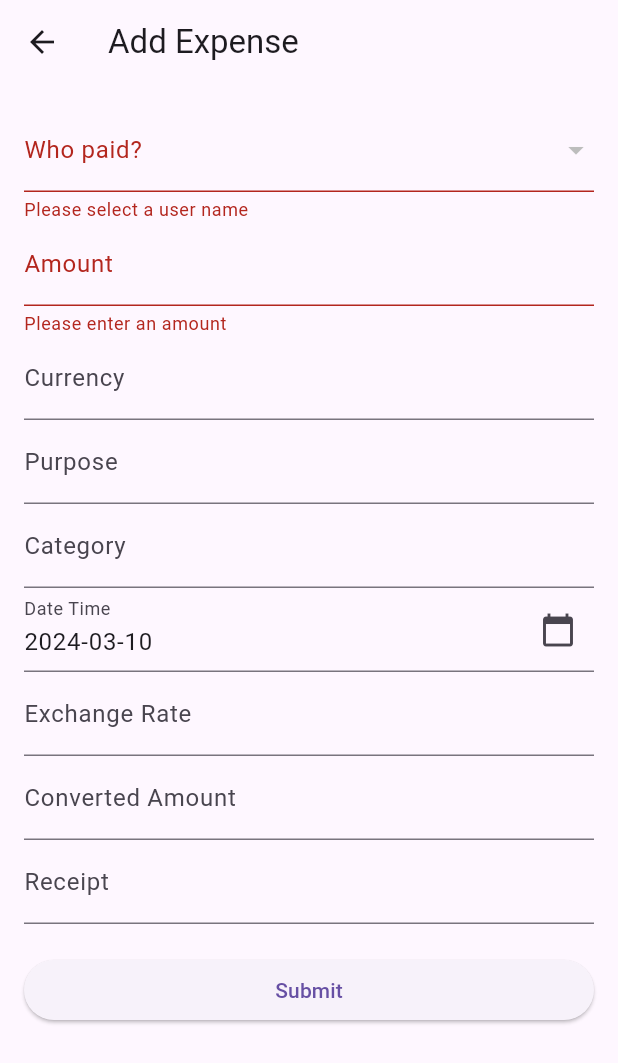
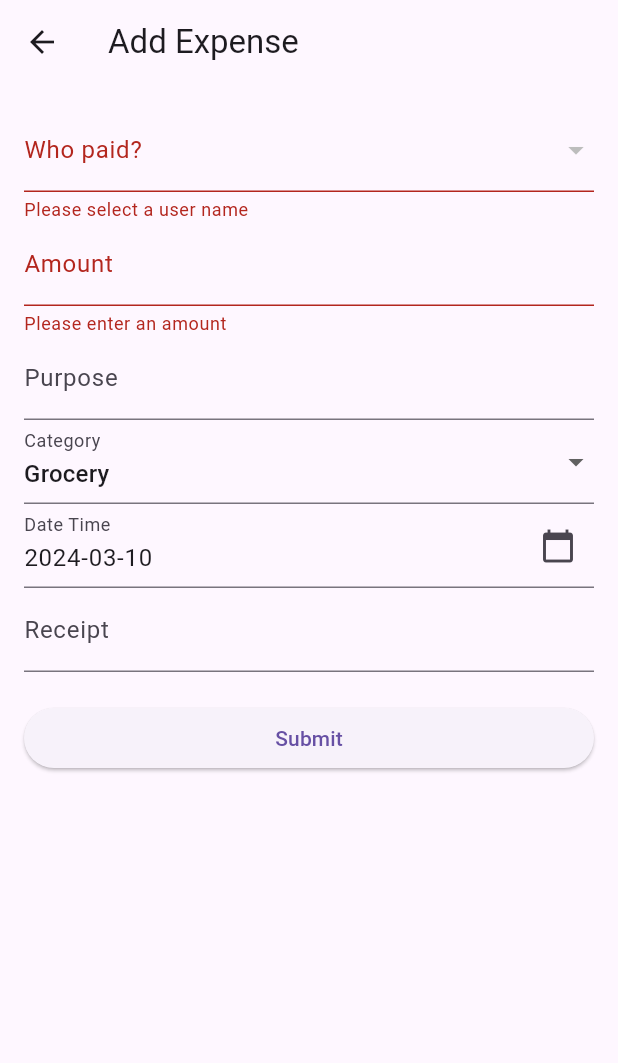
Before and after one commit to anurag4100/splitpro, a Flutter app: the AddExpenseScreen screen opened directly with empty values, after a tap on "Submit", on a phone screen of 412 x 824 dp. Shown: the top 1063 px of the screen. Run offline on Flutter 3.47's test engine with Material 3 defaults, Android fonts, the phone set to English and light mode, and no system bars; our stand-ins replace go_router; missing offline and left inert: amplify_api, amplify_auth_cognito, amplify_authenticator, amplify_core, amplify_flutter.

Commit message:
Add category dropdown and remove unnecessary fields

```diff
--- a/lib/screens/add_expense_screen.dart
+++ b/lib/screens/add_expense_screen.dart
@@ -29,6 +29,7 @@ class _AddExpenseScreenState extends State<AddExpenseScreen> {
 
   late List<String> _userNames = [];
   String? _selectedUserName = null;
+  String? _selectedCategory = null;
   Future<void> _navigateToGroupDetails({ExpenseGroup? expenseGroup}) async {
     await context.pushNamed('group-details', extra: expenseGroup);
   }
@@ -132,16 +133,26 @@ class _AddExpenseScreenState extends State<AddExpenseScreen> {
                 },
               ),
               TextFormField(
-                controller: _currencyController,
-                decoration: InputDecoration(labelText: 'Currency'),
-              ),
-              TextFormField(
                 controller: _purposeController,
                 decoration: InputDecoration(labelText: 'Purpose'),
               ),
-              TextFormField(
-                controller: _categoryController,
-                decoration: InputDecoration(labelText: 'Category'),
+              DropdownButtonFormField<String>(
+                value: _selectedCategory ?? 'Grocery',
+                onChanged: (String? newValue) {
+                  setState(() {
+                    _selectedCategory = newValue;
+                  });
+                },
+                items: <String>['Grocery', 'Medical', 'Leisure', 'Others']
+                    .map<DropdownMenuItem<String>>((String value) {
+                  return DropdownMenuItem<String>(
+                    value: value,
+                    child: Text(value),
+                  );
+                }).toList(),
+                decoration: InputDecoration(
+                  labelText: 'Category',
+                ),
               ),
               TextField(
                 controller: _dateTimeController,
@@ -153,16 +164,6 @@ class _AddExpenseScreenState extends State<AddExpenseScreen> {
                   ),
                 ),
                 readOnly: true, // Disable editing directly
-              ),
-              TextFormField(
-                controller: _exchangeRateController,
-                decoration: InputDecoration(labelText: 'Exchange Rate'),
-                keyboardType: TextInputType.number,
-              ),
-              TextFormField(
-                controller: _convertedAmountController,
-                decoration: InputDecoration(labelText: 'Converted Amount'),
-                keyboardType: TextInputType.number,
               ),
               TextFormField(
                 controller: _receiptController,
@@ -182,9 +183,8 @@ class _AddExpenseScreenState extends State<AddExpenseScreen> {
                       purpose: _purposeController.text,
                       category: _categoryController.text,
                       dateTime: _dateTimeController.text,
-                      exchangeRate: double.parse(_exchangeRateController.text),
-                      convertedAmount:
-                          double.parse(_convertedAmountController.text),
+                      exchangeRate: 1,
+                      convertedAmount: double.parse(_amountController.text),
                       receipt: _receiptController.text,
                     );
 
```
